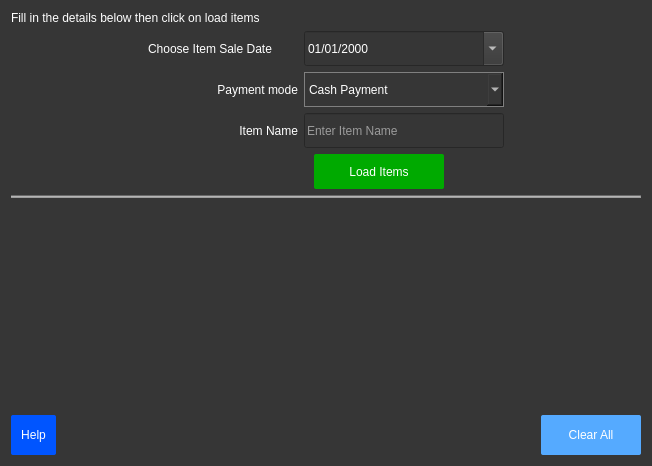
The window that msale/forms/undosaledialog.ui (allankoechke/Msale-Point-Of-Sale-Application) describes before a commit, drawn with Qt 5.
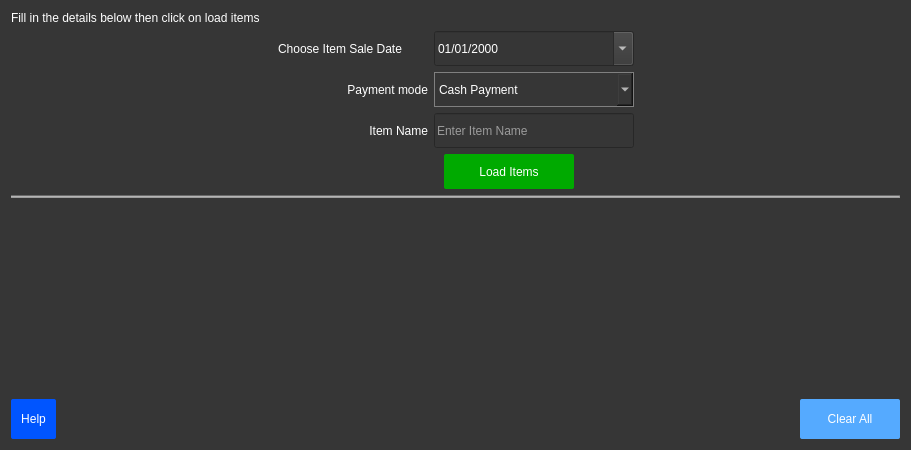
The same window after the commit.

```diff
--- a/msale/forms/undosaledialog.ui
+++ b/msale/forms/undosaledialog.ui
@@ -6,10 +6,16 @@
    <rect>
     <x>0</x>
     <y>0</y>
-    <width>652</width>
-    <height>466</height>
+    <width>911</width>
+    <height>450</height>
    </rect>
   </property>
+  <property name="minimumSize">
+   <size>
+    <width>900</width>
+    <height>450</height>
+   </size>
+  </property>
   <property name="windowTitle">
    <string>Undo A Sale</string>
   </property>
```
